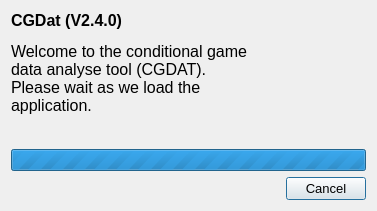
Before: the Qt Designer form qt/splash_screen.ui in rickstaa/CCDAT, drawn with Qt 5.
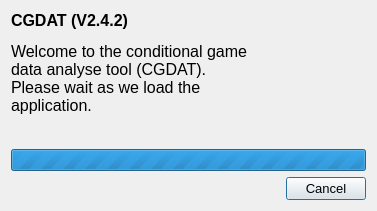
After: the same form once the commit is applied. Icons and pictures are not drawn.

Diff of the .ui file:
```diff
--- a/qt/splash_screen.ui
+++ b/qt/splash_screen.ui
@@ -52,7 +52,7 @@
 &lt;html&gt;&lt;head&gt;&lt;meta name=&quot;qrichtext&quot; content=&quot;1&quot; /&gt;&lt;style type=&quot;text/css&quot;&gt;
 p, li { white-space: pre-wrap; }
 &lt;/style&gt;&lt;/head&gt;&lt;body style=&quot; font-family:'MS Shell Dlg 2'; font-size:7.8pt; font-weight:400; font-style:normal;&quot;&gt;
-&lt;p style=&quot; margin-top:12px; margin-bottom:12px; margin-left:0px; margin-right:0px; -qt-block-indent:0; text-indent:0px;&quot;&gt;&lt;span style=&quot; font-family:'MS Shell Dlg 2'; font-size:12pt; font-weight:600;&quot;&gt;CGDat (V2.4.0)&lt;/span&gt;&lt;/p&gt;
+&lt;p style=&quot; margin-top:12px; margin-bottom:12px; margin-left:0px; margin-right:0px; -qt-block-indent:0; text-indent:0px;&quot;&gt;&lt;span style=&quot; font-family:'MS Shell Dlg 2'; font-size:12pt; font-weight:600;&quot;&gt;CGDAT (V2.4.2)&lt;/span&gt;&lt;/p&gt;
 &lt;p style=&quot; margin-top:12px; margin-bottom:12px; margin-left:0px; margin-right:0px; -qt-block-indent:0; text-indent:0px;&quot;&gt;&lt;span style=&quot; font-family:'MS Shell Dlg 2'; font-size:12pt;&quot;&gt;Welcome to the conditional game data analyse tool (CGDAT). Please wait as we load the application.&lt;/span&gt;&lt;/p&gt;&lt;/body&gt;&lt;/html&gt;</string>
          </property>
          <property name="alignment">
```
